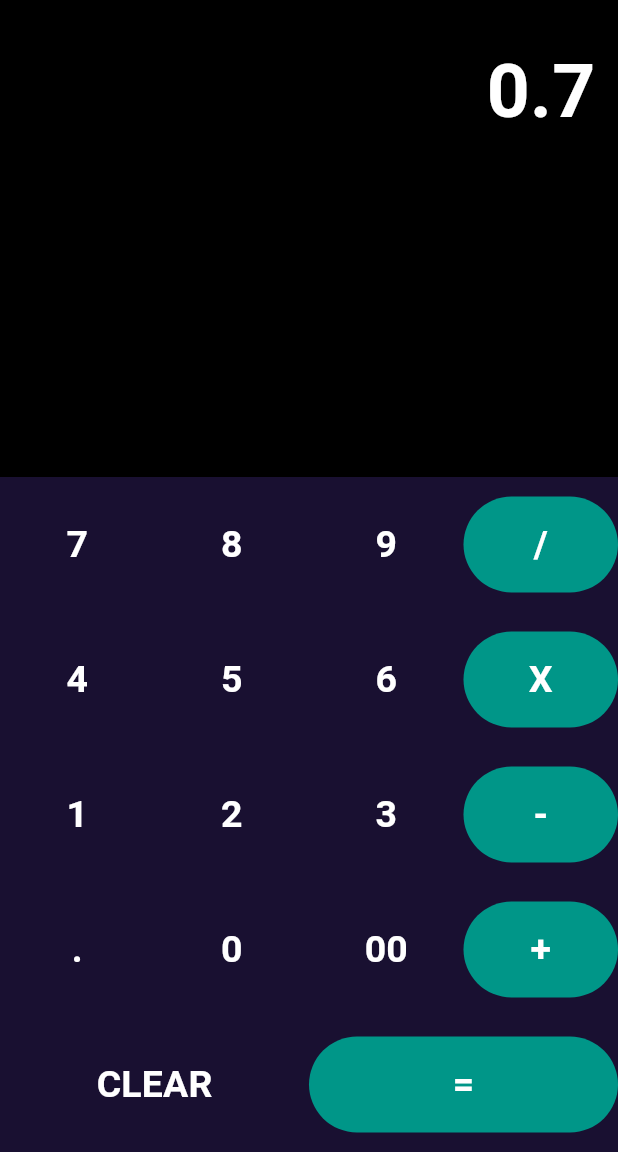
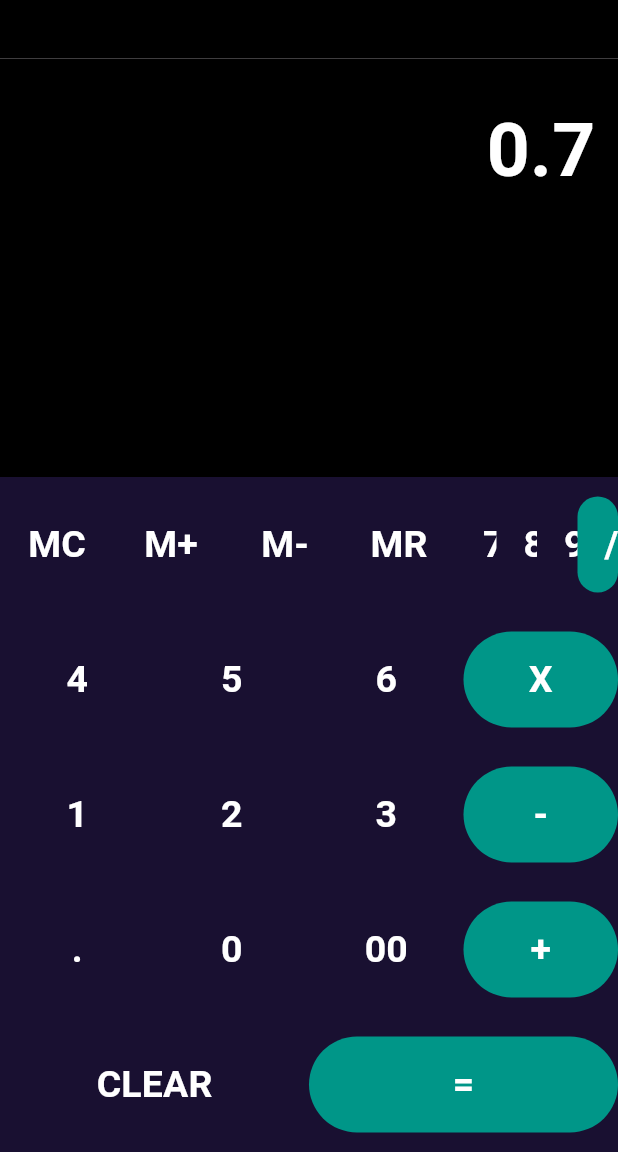
Before and after one commit to MohammedImmortal/Calculator, a Flutter app: the screen it shows after launch, after a tap on an icon or button, on a phone screen of 412 x 824 dp, the part 84-1236 px from its top. Run offline on Flutter 3.47's test engine with Material 3 defaults, Android fonts, the light colour scheme and no system bars.

Commit message:
Calculator Commit

```diff
--- a/lib/calculate.dart
+++ b/lib/calculate.dart
@@ -13,6 +13,7 @@ class _CalculatorState extends State<Calculator> {
   String _result = "0";
   String _display = "0";
   String _operand = "";
+  String _memory = '';
 
   int countDecimalPlaces(String numStr) {
     int decimalIndex = numStr.indexOf('.');
@@ -58,6 +59,17 @@ class _CalculatorState extends State<Calculator> {
       _result = "0";
       _display = "0";
       _operand = "";
+    } else if (buttonText == 'MR') {
+      _display = _memory;
+    } else if (buttonText == 'MC') {
+      _memory = '';
+    } else if (buttonText == 'M+') {
+      _memory = _display;
+    } else if (buttonText == 'M-') {
+      double num = double.parse(_display);
+      double invertedNum = -1 * num;
+      String numStr = invertedNum.toString();
+      _memory = numStr;
     } else if (buttonText == "%") {
       _num1 = double.parse(_display);
       _display = (_num1 / 100).toString();
@@ -126,6 +138,22 @@ class _CalculatorState extends State<Calculator> {
       body: SafeArea(
         child: Column(
           children: [
+            Container(
+              padding:
+                  const EdgeInsets.symmetric(vertical: 5.0, horizontal: 10.0),
+              color: Colors.black,
+              child: Row(
+                children: [
+                  Text(
+                    'M',
+                    style: TextStyle(
+                      color: _memory == '' ? Colors.black : Colors.white,
+                      fontSize: 20,
+                    ),
+                  ),
+                ],
+              ),
+            ),
             Expanded(
               child: Container(
                 color: Colors.black,
@@ -149,6 +177,12 @@ class _CalculatorState extends State<Calculator> {
                   mainAxisAlignment: MainAxisAlignment.spaceAround,
                   children: [
                     Row(children: [
+                      Row(children: [
+                        buildButton('MC'),
+                        buildButton('M+'),
+                        buildButton('M-'),
+                        buildButton('MR')
+                      ]),
                       buildButton("7"),
                       buildButton("8"),
                       buildButton("9"),
```
